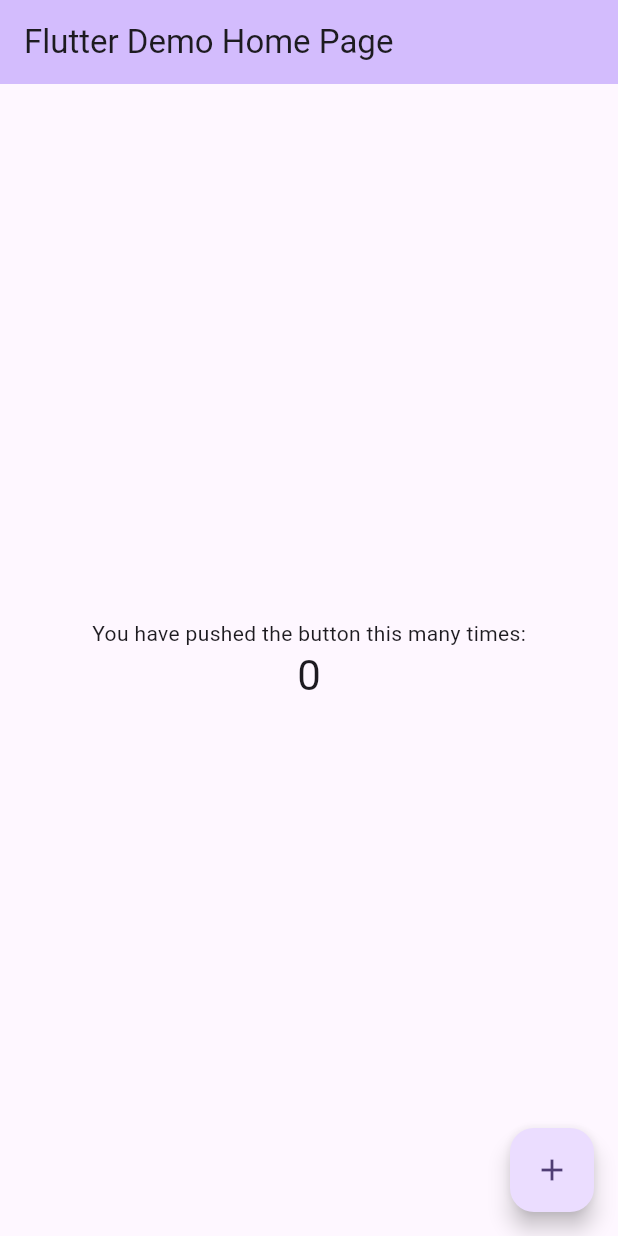
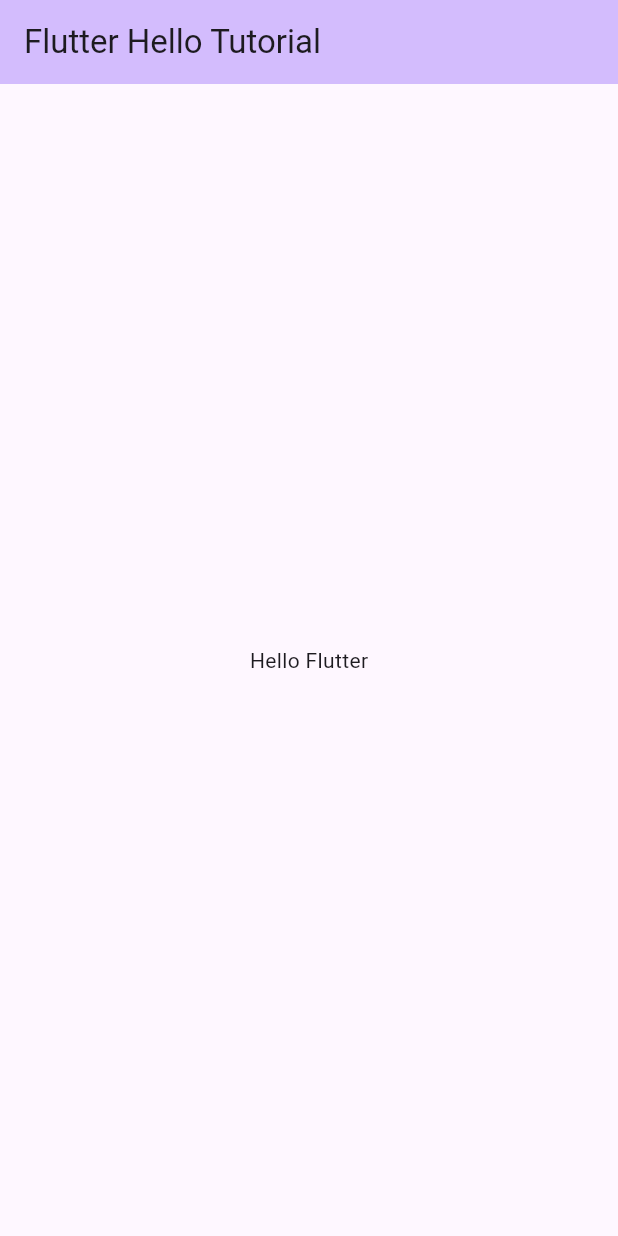
Before and after one commit to hhao99/flutter-tutorial, a Flutter app: the screen it shows after launch, on a phone screen of 412 x 824 dp. Run offline on Flutter 3.47's test engine with Material 3 defaults, Android fonts, the phone set to English and light mode, and no system bars.

Commit message:
tutorial hello

```diff
--- a/hello/lib/main.dart
+++ b/hello/lib/main.dart
@@ -13,113 +13,37 @@ class MyApp extends StatelessWidget {
     return MaterialApp(
       title: 'Flutter Demo',
       theme: ThemeData(
-        // This is the theme of your application.
-        //
-        // TRY THIS: Try running your application with "flutter run". You'll see
-        // the application has a purple toolbar. Then, without quitting the app,
-        // try changing the seedColor in the colorScheme below to Colors.green
-        // and then invoke "hot reload" (save your changes or press the "hot
-        // reload" button in a Flutter-supported IDE, or press "r" if you used
-        // the command line to start the app).
-        //
-        // Notice that the counter didn't reset back to zero; the application
-        // state is not lost during the reload. To reset the state, use hot
-        // restart instead.
-        //
-        // This works for code too, not just values: Most code changes can be
-        // tested with just a hot reload.
         colorScheme: ColorScheme.fromSeed(seedColor: Colors.deepPurple),
         useMaterial3: true,
       ),
-      home: const MyHomePage(title: 'Flutter Demo Home Page'),
+      home: const HelloHomePage(),
     );
   }
 }
 
-class MyHomePage extends StatefulWidget {
-  const MyHomePage({super.key, required this.title});
+class HelloHomePage extends StatelessWidget {
+  const HelloHomePage({super.key});
 
   // This widget is the home page of your application. It is stateful, meaning
   // that it has a State object (defined below) that contains fields that affect
   // how it looks.
 
-  // This class is the configuration for the state. It holds the values (in this
-  // case the title) provided by the parent (in this case the App widget) and
-  // used by the build method of the State. Fields in a Widget subclass are
-  // always marked "final".
-
-  final String title;
-
-  @override
-  State<MyHomePage> createState() => _MyHomePageState();
-}
-
-class _MyHomePageState extends State<MyHomePage> {
-  int _counter = 0;
-
-  void _incrementCounter() {
-    setState(() {
-      // This call to setState tells the Flutter framework that something has
-      // changed in this State, which causes it to rerun the build method below
-      // so that the display can reflect the updated values. If we changed
-      // _counter without calling setState(), then the build method would not be
-      // called again, and so nothing would appear to happen.
-      _counter++;
-    });
-  }
-
   @override
   Widget build(BuildContext context) {
-    // This method is rerun every time setState is called, for instance as done
-    // by the _incrementCounter method above.
-    //
-    // The Flutter framework has been optimized to make rerunning build methods
-    // fast, so that you can just rebuild anything that needs updating rather
-    // than having to individually change instances of widgets.
     return Scaffold(
         appBar: AppBar(
-        // TRY THIS: Try changing the color here to a specific color (to
-        // Colors.amber, perhaps?) and trigger a hot reload to see the AppBar
-        // change color while the other colors stay the same.
           backgroundColor: Theme.of(context).colorScheme.inversePrimary,
-        // Here we take the value from the MyHomePage object that was created by
-        // the App.build method, and use it to set our appbar title.
-        title: Text(widget.title),
+          title: Text("Flutter Hello Tutorial"),
         ),
         body: Center(
-        // Center is a layout widget. It takes a single child and positions it
-        // in the middle of the parent.
           child: Column(
-          // Column is also a layout widget. It takes a list of children and
-          // arranges them vertically. By default, it sizes itself to fit its
-          // children horizontally, and tries to be as tall as its parent.
-          //
-          // Column has various properties to control how it sizes itself and
-          // how it positions its children. Here we use mainAxisAlignment to
-          // center the children vertically; the main axis here is the vertical
-          // axis because Columns are vertical (the cross axis would be
-          // horizontal).
-          //
-          // TRY THIS: Invoke "debug painting" (choose the "Toggle Debug Paint"
-          // action in the IDE, or press "p" in the console), to see the
-          // wireframe for each widget.
             mainAxisAlignment: MainAxisAlignment.center,
             children: <Widget>[
               const Text(
-              'You have pushed the button this many times:',
-            ),
-            Text(
-              '$_counter',
-              style: Theme.of(context).textTheme.headlineMedium,
+                'Hello Flutter',
               ),
             ],
           ),
-      ),
-      floatingActionButton: FloatingActionButton(
-        onPressed: _incrementCounter,
-        tooltip: 'Increment',
-        child: const Icon(Icons.add),
-      ), // This trailing comma makes auto-formatting nicer for build methods.
-    );
+        ));
   }
 }
```
Lines whose indentation alone changed are shown as unchanged.
